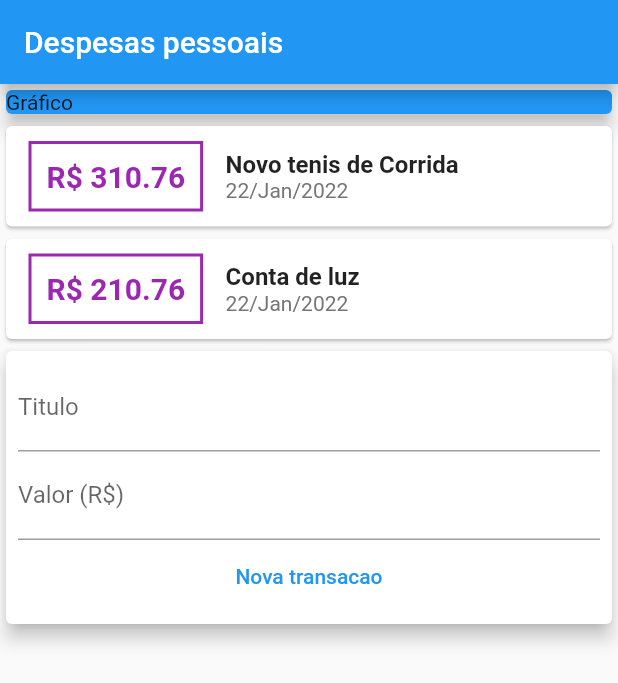
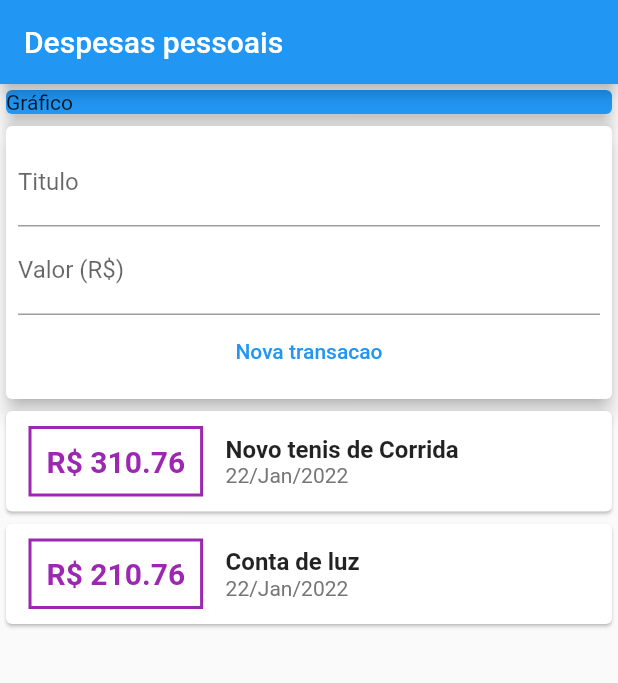
Before and after one commit to AdrielSantoss/Personal-Expenses-App, a Flutter app: the screen it shows after launch, on a phone screen of 412 x 824 dp. Shown: the top 683 px of the screen. Run offline on Flutter 3.47's test engine with Material 2 defaults, Android fonts, the phone set to English and light mode, and no system bars.

Commit message:
Adiciona importação de Widgets em main.dart e adiciona SingleChildScrollView().

```diff
--- a/lib/main.dart
+++ b/lib/main.dart
@@ -1,7 +1,6 @@
-import 'package:expenses/models/transaction.dart';
+import 'package:expenses/components/transaction_user.dart';
 import 'package:flutter/cupertino.dart';
 import 'package:flutter/material.dart';
-import 'package:intl/intl.dart';
 
 main() => runApp(const ExtensesApp());
 
@@ -10,22 +9,14 @@ class ExtensesApp extends StatelessWidget {
 
   @override
   Widget build(BuildContext context) {
-    return MaterialApp(
+    return const MaterialApp(
         home: MyHome(),
     );
   }
 }
 
 class MyHome extends StatelessWidget {
-  final _transactions = [
-    Transaction(id: 't1', title: 'Novo tenis de Corrida', value: 310.76, date: DateTime.now()),
-    Transaction(id: 't2', title: 'Conta de luz', value: 210.76, date: DateTime.now()),
-  ];
-
-  final titleController = TextEditingController();
-  final valueController = TextEditingController();
-
-  MyHome({ Key? key }) : super(key: key);
+  const MyHome({ Key? key }) : super(key: key);
 
   @override
   Widget build(BuildContext context) {
@@ -33,10 +24,11 @@ class MyHome extends StatelessWidget {
       appBar: AppBar(
         title: const Text('Despesas pessoais'),
       ),
-      body: Column(
+      body: SingleChildScrollView(
+        child: Column(
           crossAxisAlignment: CrossAxisAlignment.stretch,
-        children: [
-           const SizedBox(
+          children: const [
+              SizedBox(
                 width: double.infinity,
                 child: Card(
                 color: Colors.blue,
@@ -44,82 +36,9 @@ class MyHome extends StatelessWidget {
                 elevation: 5,
               ),
             ),
-          Column(
-            children: _transactions.map((tran){
-              return Card(
-                child: Row(
-                  children: [
-                    Container(
-                      margin: const EdgeInsets.symmetric(
-                        horizontal: 15,
-                        vertical: 10
-                      ),
-                      decoration: BoxDecoration(
-                        border: Border.all(
-                          color: Colors.purple,
-                          width: 2,
-                        ),
-                      ),
-                      padding: const EdgeInsets.all(10),
-                      child: Text(
-                        'R\$ ${tran.value.toStringAsFixed(2)}',
-                        style: const TextStyle(
-                          fontWeight: FontWeight.bold,
-                          fontSize: 20,
-                          color: Colors.purple
-                        ),
-                        )
-                      ),
-                    Column(
-                      crossAxisAlignment: CrossAxisAlignment.start,
-                      children: [
-                        Text(
-                          tran.title,
-                          style: const TextStyle(
-                            fontSize: 16,
-                            fontWeight: FontWeight.bold
-                          ),
-                        ),
-                        Text(
-                          DateFormat('d/MMM/y').format(tran.date),
-                          style: TextStyle(
-                            color: Colors.grey.shade600
-                          ),
-                        )
-                      ],
-                    )
+            TransactionUser()
           ],
         ),
-              );
-            }).toList(),
-          ),
-          Card(
-            elevation: 5,
-            child: Padding(
-              padding: const EdgeInsets.all(8.0),
-              child: Column(
-                children: [
-                  TextField(
-                    controller: titleController,
-                    decoration: const InputDecoration(
-                      labelText: 'Titulo',
-                    ),
-                  ),
-                  TextField(
-                    controller: valueController, //formControlName
-                    decoration: const InputDecoration(
-                      labelText: 'Valor (R\$)',
-                    ),
-                  ),
-                  TextButton(child: const Text('Nova transacao'), onPressed: () {
-                    print(titleController.text);
-                    print(valueController.text);
-                  })
-                ],
-              ),
-            ),
-          )
-        ],
       )
     );
   }
```
Lines whose indentation alone changed are shown as unchanged.
